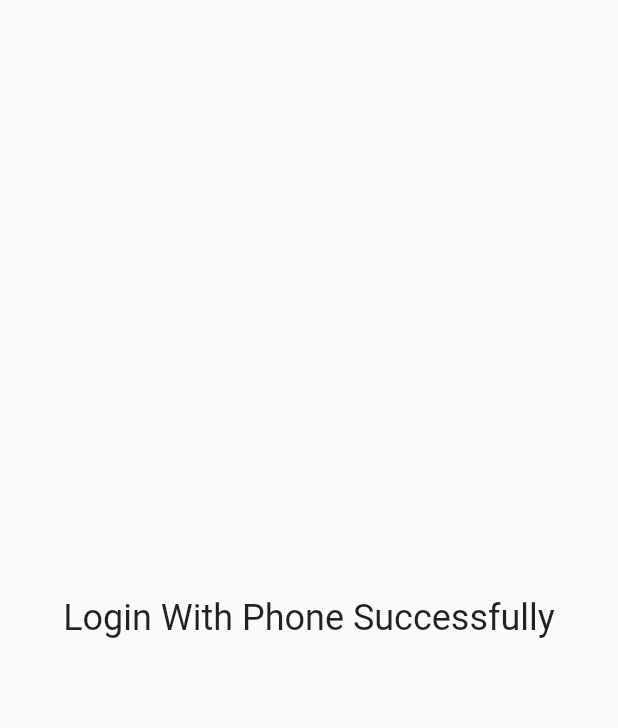
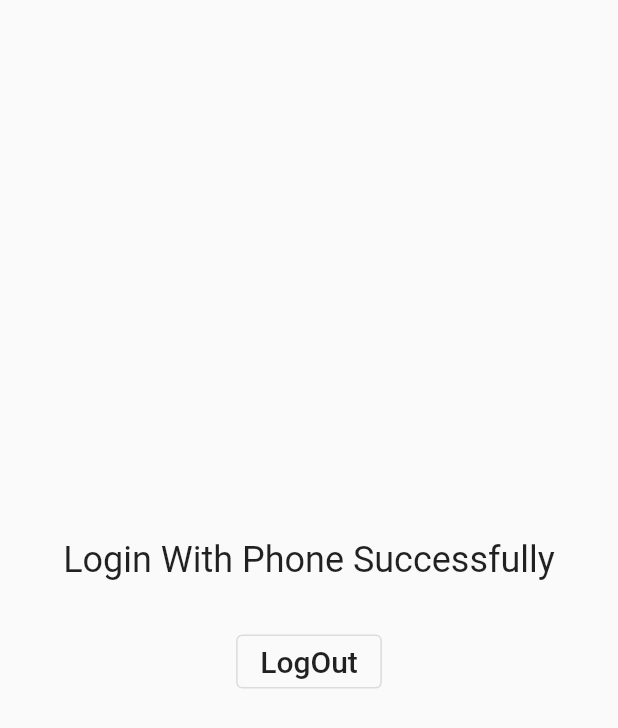
Before and after one commit to alyfadhel/Auth_with_facebook_and_google, a Flutter app: the PhoneScreen screen opened directly, on a phone screen of 412 x 824 dp. Shown: the top 728 px of the screen. Run offline on Flutter 3.47's test engine with Material 2 defaults, Android fonts, the phone set to English and light mode, and no system bars; our stand-ins replace bloc, firebase_auth, firebase_core, flutter_bloc, flutter_svg, google_sign_in and 2 more; missing offline and left inert: flutter_facebook_auth; accounts and stored records are empty.

Commit message:
signOut with phone

```diff
--- a/lib/cubit/states.dart
+++ b/lib/cubit/states.dart
@@ -51,4 +51,11 @@ class GetOTPErrorState extends SocialMediaStates{
   GetOTPErrorState(this.error);
 }
 
-class SubmitOtpState extends SocialMediaCubit{}
+class SignOutWithPhoneSuccessState extends SocialMediaStates{}
+class SignOutWithPhoneErrorState extends SocialMediaStates
+{
+  final String error;
+
+  SignOutWithPhoneErrorState(this.error);
+
+}
--- a/lib/phone/phone_screen.dart
+++ b/lib/phone/phone_screen.dart
@@ -1,10 +1,21 @@
+import 'package:facebook_auth/cubit/cubit.dart';
+import 'package:facebook_auth/cubit/states.dart';
 import 'package:flutter/material.dart';
+import 'package:flutter_bloc/flutter_bloc.dart';
 
 class PhoneScreen extends StatelessWidget {
   const PhoneScreen({Key? key}) : super(key: key);
 
   @override
   Widget build(BuildContext context) {
+    return BlocConsumer<SocialMediaCubit,SocialMediaStates>(
+      listener: (context, state) {
+        if(state is SignOutWithPhoneSuccessState){
+          Navigator.pop(context);
+        }
+      },
+      builder: (context, state) {
+        var cubit = SocialMediaCubit.get(context);
         return Scaffold(
           body: Column(
             mainAxisAlignment: MainAxisAlignment.center,
@@ -16,9 +27,25 @@ class PhoneScreen extends StatelessWidget {
                     style: Theme.of(context).textTheme.headlineSmall,
                   ),
                 ),
-          )
+              ),
+              const SizedBox(
+                height: 30.0,
+              ),
+              OutlinedButton(
+                onPressed: ()
+                {
+                  cubit.signOutWithPhone();
+                },
+                child: Text(
+                  'LogOut',
+                  style: Theme.of(context).textTheme.titleLarge,
+                ),
+              ),
             ],
           ),
         );
+      },
+
+    );
   }
 }
```
Also changed, not shown: lib/cubit/cubit.dart (+18 -2 lines). Lines whose indentation alone changed are shown as unchanged.
